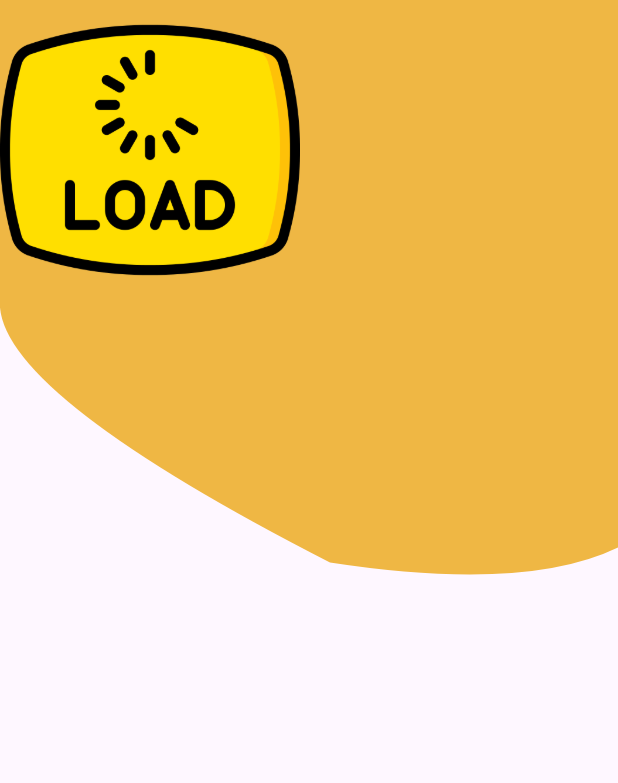
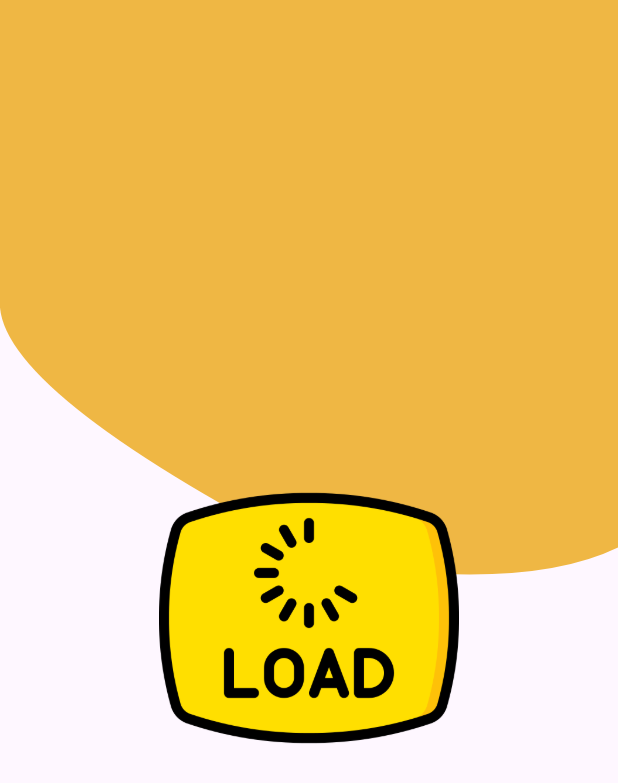
Before and after one commit to Ratndeep1999/signin-and-signup-screen, a Flutter app: the SplashScreen screen opened directly, on a phone screen of 412 x 824 dp. Shown: the top 783 px of the screen. Run offline on Flutter 3.47's test engine with Material 3 defaults, Android fonts, the phone set to English and light mode, and no system bars.

Commit message:
splash screen update

```diff
--- a/lib/splash_screen.dart
+++ b/lib/splash_screen.dart
@@ -14,9 +14,12 @@ class SplashScreen extends StatefulWidget {
 
 class _SplashScreenState extends State<SplashScreen> {
   @override
+
+  /// Init Method
   void initState() {
     super.initState();
-    Timer(Duration(milliseconds: 2000), () {
+    Timer(Duration(milliseconds: 3000), () {
+      // TODO WHERE TO GO LOGIC
       Navigator.pushReplacement(
         context,
         MaterialPageRoute(builder: (context) => SigningScreen()),
@@ -34,11 +37,14 @@ class _SplashScreenState extends State<SplashScreen> {
             const CustomClippingDesign(),
 
             /// Splash Icon
-            Image.asset(
-              "assets/icons/splash.png",
-              width: 200,
-              height: 200,
-              fit: BoxFit.cover,
+            Align(
+              alignment: Alignment.center,
+              child: Image.asset(
+                "assets/icons/splash.png",
+                width: 200,
+                height: 200,
+                fit: BoxFit.cover,
+              ),
             ),
 
           ],
```
